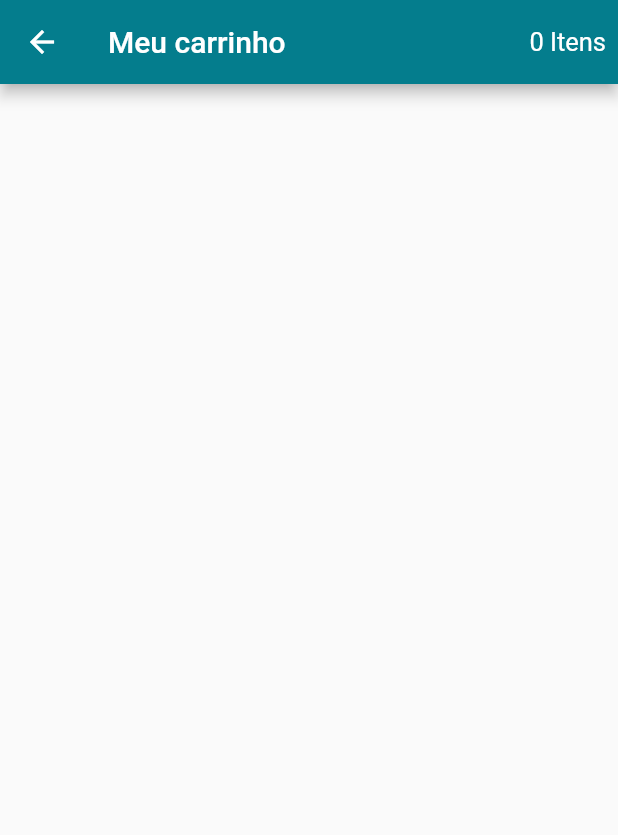
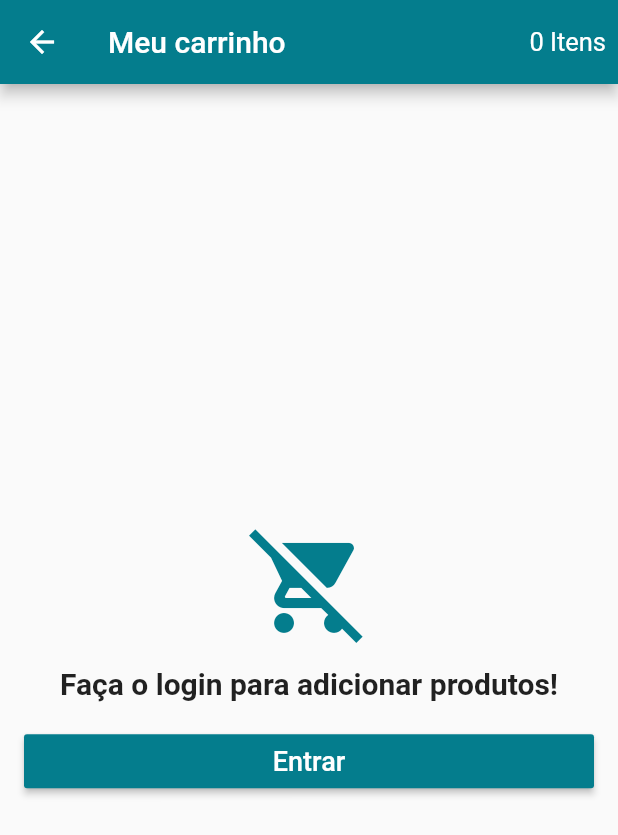
Before and after one commit to leandropnto/loja_virtual, a Flutter app: the CartScreen screen opened directly, on a phone screen of 412 x 824 dp. Shown: the top 835 px of the screen. Run offline on Flutter 3.47's test engine with Material 2 defaults, Android fonts, the phone set to English and light mode, and no system bars; our stand-ins replace carousel_pro, cloud_firestore, firebase_auth, transparent_image; accounts and stored records are empty.

```diff
--- a/lib/models/cart_model.dart
+++ b/lib/models/cart_model.dart
@@ -7,6 +7,7 @@ import 'package:scoped_model/scoped_model.dart';
 class CartModel extends Model {
   UserModel user;
   List<CartProduct> products = [];
+  bool isLoading = false;
 
   static CartModel of(BuildContext context){
     return ScopedModel.of<CartModel>(context);
--- a/lib/pages/cart_page.dart
+++ b/lib/pages/cart_page.dart
@@ -1,5 +1,8 @@
 import 'package:flutter/material.dart';
 import 'package:loja_virtual/models/cart_model.dart';
+import 'package:loja_virtual/models/user_model.dart';
+import 'package:loja_virtual/pages/login_page.dart';
+import 'package:loja_virtual/tiles/cart_tile.dart';
 import 'package:scoped_model/scoped_model.dart';
 
 class CartScreen extends StatelessWidget {
@@ -13,8 +16,7 @@ class CartScreen extends StatelessWidget {
             alignment: Alignment.center,
             padding: EdgeInsets.only(right: 8),
             child: ScopedModelDescendant<CartModel>(
-              builder: (context, child, model){
-
+              builder: (context, child, model) {
                 final count = model.products.length;
                 return Text(
                   "${count ?? 0} ${count == 1 ? "Item" : "Itens"}",
@@ -25,6 +27,73 @@ class CartScreen extends StatelessWidget {
           ),
         ],
       ),
+      body: ScopedModelDescendant<CartModel>(builder: (context, child, model) {
+        if (model.isLoading && UserModel.of(context).isLoggedIn()) {
+          return Center(child: CircularProgressIndicator());
+        } else if (!UserModel.of(context).isLoggedIn()) {
+          return Container(
+            padding: EdgeInsets.all(16),
+            child: Column(
+              crossAxisAlignment: CrossAxisAlignment.stretch,
+              mainAxisAlignment: MainAxisAlignment.center,
+              children: <Widget>[
+                Icon(
+                  Icons.remove_shopping_cart,
+                  color: Theme.of(context).primaryColor,
+                  size: 80,
+                ),
+                SizedBox(
+                  height: 16,
+                ),
+                Text(
+                  'Faça o login para adicionar produtos!',
+                  style: TextStyle(fontSize: 20, fontWeight: FontWeight.bold),
+                  textAlign: TextAlign.center,
+                ),
+                SizedBox(
+                  height: 16,
+                ),
+                RaisedButton(
+                  child: Text(
+                    'Entrar',
+                    style: TextStyle(
+                      fontSize: 18,
+                    ),
+                  ),
+                  textColor: Colors.white,
+                  color: Theme.of(context).primaryColor,
+                  onPressed: () {
+                    Navigator.of(context).push(
+                        MaterialPageRoute(builder: (context) => LoginPage()));
+                  },
+                )
+              ],
+            ),
+          );
+        } else if (model.products == null || model.products.length == 0) {
+          return Center(
+            child: Column(
+              crossAxisAlignment: CrossAxisAlignment.stretch,
+              mainAxisAlignment: MainAxisAlignment.center,
+              children: <Widget>[
+                Icon(Icons.remove_shopping_cart, size: 80, color: Theme.of(context).primaryColor,),
+                Text(
+                  'Nenhum produto no carrinho',
+                  style: TextStyle(fontSize: 20, fontWeight: FontWeight.bold),
+                  textAlign: TextAlign.center,
+                ),
+              ],
+            ),
+          );
+        } else {
+          return ListView(
+            children: model.products.map( (product) {
+              return CartTile(product);
+            }).toList(),
+          );
+        }
+
+      }),
     );
   }
 }
```
Also changed, not shown: lib/tiles/cart_tile.dart (added, +47 -0 lines), 1 other file.
